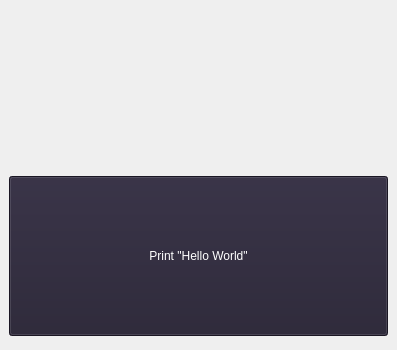
First picture: the form in projects/helloWorld/ui/MainWindow.ui, repository snvision/learnCpp, before the edit.
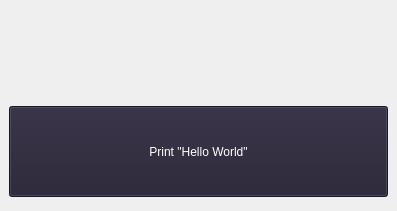
Second picture: the form after the edit.

Diff of the .ui file:
```diff
--- a/projects/helloWorld/ui/MainWindow.ui
+++ b/projects/helloWorld/ui/MainWindow.ui
@@ -7,7 +7,7 @@
     <x>0</x>
     <y>0</y>
     <width>397</width>
-    <height>350</height>
+    <height>211</height>
    </rect>
   </property>
   <property name="sizePolicy">
```
